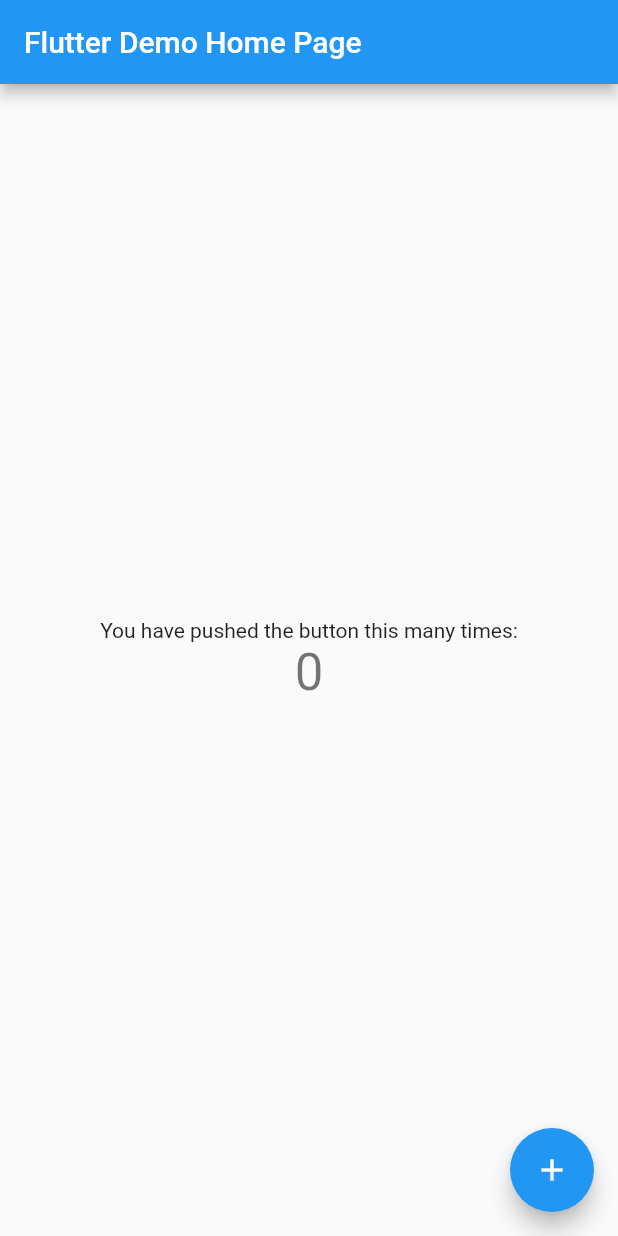
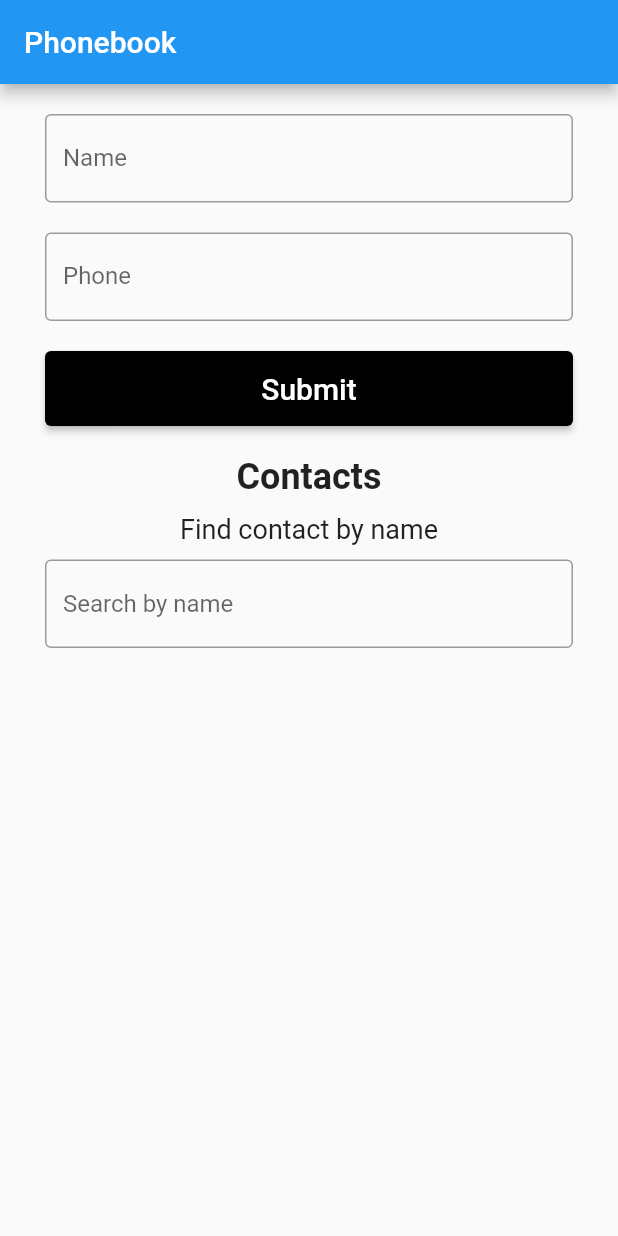
Before and after one commit to vadimsabadosh/fl_simple_phonebook, a Flutter app: the screen it shows after launch, on a phone screen of 412 x 824 dp. Run offline on Flutter 3.47's test engine with Material 2 defaults, Android fonts, the phone set to English and light mode, and no system bars.

Commit message:
add widgets - form - list - item
add contact model

```diff
--- a/lib/main.dart
+++ b/lib/main.dart
@@ -1,4 +1,7 @@
 import 'package:flutter/material.dart';
+import 'models/contact_model.dart';
+import 'widgets/contact_form.dart';
+import 'widgets/contact_list.dart';
 
 void main() {
   runApp(const MyApp());
@@ -10,106 +13,83 @@ class MyApp extends StatelessWidget {
   // This widget is the root of your application.
   @override
   Widget build(BuildContext context) {
-    return MaterialApp(
-      title: 'Flutter Demo',
-      theme: ThemeData(
-        // This is the theme of your application.
-        //
-        // Try running your application with "flutter run". You'll see the
-        // application has a blue toolbar. Then, without quitting the app, try
-        // changing the primarySwatch below to Colors.green and then invoke
-        // "hot reload" (press "r" in the console where you ran "flutter run",
-        // or simply save your changes to "hot reload" in a Flutter IDE).
-        // Notice that the counter didn't reset back to zero; the application
-        // is not restarted.
-        primarySwatch: Colors.blue,
-      ),
-      home: const MyHomePage(title: 'Flutter Demo Home Page'),
+    return const MaterialApp(
+      home: MyHomePage(),
     );
   }
 }
 
 class MyHomePage extends StatefulWidget {
-  const MyHomePage({super.key, required this.title});
-
-  // This widget is the home page of your application. It is stateful, meaning
-  // that it has a State object (defined below) that contains fields that affect
-  // how it looks.
-
-  // This class is the configuration for the state. It holds the values (in this
-  // case the title) provided by the parent (in this case the App widget) and
-  // used by the build method of the State. Fields in a Widget subclass are
-  // always marked "final".
-
-  final String title;
+  const MyHomePage({super.key});
 
   @override
   State<MyHomePage> createState() => _MyHomePageState();
 }
 
 class _MyHomePageState extends State<MyHomePage> {
-  int _counter = 0;
+  late TextEditingController _filterController;
+  List<ContactModel> _contacts = [];
 
-  void _incrementCounter() {
+  @override
+  void initState() {
+    super.initState();
+    _filterController = TextEditingController();
+  }
+
+  @override
+  void dispose() {
+    _filterController.dispose();
+    super.dispose();
+  }
+
+  void addContact(ContactModel contact) {
     setState(() {
-      // This call to setState tells the Flutter framework that something has
-      // changed in this State, which causes it to rerun the build method below
-      // so that the display can reflect the updated values. If we changed
-      // _counter without calling setState(), then the build method would not be
-      // called again, and so nothing would appear to happen.
-      _counter++;
+      _contacts.add(contact);
+    });
+  }
+
+  void deleteContact(String id) {
+    setState(() {
+      _contacts = _contacts.where((contact) => contact.id != id).toList();
     });
   }
 
   @override
   Widget build(BuildContext context) {
-    // This method is rerun every time setState is called, for instance as done
-    // by the _incrementCounter method above.
-    //
-    // The Flutter framework has been optimized to make rerunning build methods
-    // fast, so that you can just rebuild anything that needs updating rather
-    // than having to individually change instances of widgets.
     return Scaffold(
+      resizeToAvoidBottomInset: false,
       appBar: AppBar(
-        // Here we take the value from the MyHomePage object that was created by
-        // the App.build method, and use it to set our appbar title.
-        title: Text(widget.title),
+        title: const Text('Phonebook'),
       ),
-      body: Center(
-        // Center is a layout widget. It takes a single child and positions it
-        // in the middle of the parent.
+      body: Container(
+        padding: EdgeInsets.symmetric(vertical: 20, horizontal: 30),
+        height: MediaQuery.of(context).size.height,
         child: Column(
-          // Column is also a layout widget. It takes a list of children and
-          // arranges them vertically. By default, it sizes itself to fit its
-          // children horizontally, and tries to be as tall as its parent.
-          //
-          // Invoke "debug painting" (press "p" in the console, choose the
-          // "Toggle Debug Paint" action from the Flutter Inspector in Android
-          // Studio, or the "Toggle Debug Paint" command in Visual Studio Code)
-          // to see the wireframe for each widget.
-          //
-          // Column has various properties to control how it sizes itself and
-          // how it positions its children. Here we use mainAxisAlignment to
-          // center the children vertically; the main axis here is the vertical
-          // axis because Columns are vertical (the cross axis would be
-          // horizontal).
-          mainAxisAlignment: MainAxisAlignment.center,
-          children: <Widget>[
+          children: [
+            ContactForm(addContact: addContact),
+            const SizedBox(height: 20),
             const Text(
-              'You have pushed the button this many times:',
+              'Contacts',
+              style: TextStyle(fontSize: 24, fontWeight: FontWeight.bold),
             ),
-            Text(
-              '$_counter',
-              style: Theme.of(context).textTheme.headline4,
+            const SizedBox(height: 10),
+            const Text(
+              'Find contact by name',
+              style: TextStyle(fontSize: 18),
             ),
+            const SizedBox(height: 10),
+            TextField(
+              controller: _filterController,
+              decoration: const InputDecoration(
+                border: OutlineInputBorder(),
+                hintText: 'Search by name',
+              ),
+            ),
+            const SizedBox(height: 20),
+            ContactList(contacts: _contacts, deleteContact: deleteContact),
           ],
         ),
       ),
-      floatingActionButton: FloatingActionButton(
-        onPressed: _incrementCounter,
-        tooltip: 'Increment',
-        child: const Icon(Icons.add),
-      ), // This trailing comma makes auto-formatting nicer for build methods.
     );
   }
 }
--- /dev/null
+++ b/lib/models/contact_model.dart
@@ -0,0 +1,10 @@
+class ContactModel {
+  String name;
+  String phone;
+  String id;
+  ContactModel({
+    required this.name,
+    required this.phone,
+    required this.id,
+  });
+}
--- /dev/null
+++ b/lib/widgets/contact.dart
@@ -0,0 +1,32 @@
+// ignore_for_file: public_member_api_docs, sort_constructors_first
+import 'package:flutter/material.dart';
+
+import '../models/contact_model.dart';
+
+class Contact extends StatelessWidget {
+  final ContactModel contact;
+  final Function(String id) deleteContact;
+  const Contact({
+    Key? key,
+    required this.contact,
+    required this.deleteContact,
+  }) : super(key: key);
+
+  @override
+  Widget build(BuildContext context) {
+    return Container(
+      child: Row(mainAxisAlignment: MainAxisAlignment.spaceBetween, children: [
+        Row(children: [
+          Text('${contact.name} : ',
+              style: TextStyle(fontSize: 16, fontWeight: FontWeight.w700)),
+          Text(contact.phone, style: TextStyle(fontSize: 16)),
+        ]),
+        OutlinedButton(
+            onPressed: () {
+              deleteContact(contact.id);
+            },
+            child: Text('Delete'))
+      ]),
+    );
+  }
+}
--- /dev/null
+++ b/lib/widgets/contact_form.dart
@@ -0,0 +1,146 @@
+// ignore_for_file: public_member_api_docs, sort_constructors_first
+import 'package:flutter/material.dart';
+
+import '../models/contact_model.dart';
+
+class ContactForm extends StatefulWidget {
+  final Function(ContactModel contact) addContact;
+  const ContactForm({
+    Key? key,
+    required this.addContact,
+  }) : super(key: key);
+
+  @override
+  State<ContactForm> createState() => _ContactFormState();
+}
+
+class _ContactFormState extends State<ContactForm> {
+  final _formKey = GlobalKey<FormState>();
+  AutovalidateMode autovalidate = AutovalidateMode.disabled;
+  late TextEditingController _nameController;
+  late TextEditingController _phoneController;
+  @override
+  void initState() {
+    super.initState();
+    _nameController = TextEditingController();
+    _phoneController = TextEditingController();
+  }
+
+  @override
+  void dispose() {
+    _nameController.dispose();
+    _phoneController.dispose();
+    super.dispose();
+  }
+
+  void onAddContact() {
+    String name = _nameController.text;
+    String phone = _phoneController.text;
+    widget.addContact(ContactModel(
+        name: name.toCapitalize(), phone: phone, id: generateId()));
+    _nameController.text = '';
+    _phoneController.text = '';
+    FocusManager.instance.primaryFocus?.unfocus();
+  }
+
+  @override
+  Widget build(BuildContext context) {
+    return Form(
+      key: _formKey,
+      onChanged: () => _formKey.currentState?.save(),
+      autovalidateMode: AutovalidateMode.disabled,
+      child: Column(children: [
+        TextFormField(
+          controller: _nameController,
+          decoration: const InputDecoration(
+            border: OutlineInputBorder(),
+            labelText: 'Name',
+          ),
+          validator: (val) {
+            if (val!.isEmpty) return 'Enter name';
+            if (val.isValidName) return 'Enter valid name';
+          },
+        ),
+        const SizedBox(height: 20),
+        TextFormField(
+          controller: _phoneController,
+          validator: (value) {
+            if (value!.isEmpty) return 'Enter phone';
+            if (!_isNumeric(value)) return 'Invalid value';
+            return null;
+          },
+          decoration: const InputDecoration(
+            border: OutlineInputBorder(),
+            labelText: 'Phone',
+          ),
+          keyboardType: TextInputType.phone,
+        ),
+        const SizedBox(height: 20),
+        ElevatedButton(
+          onPressed: () {
+            if (validate()) {
+              _formKey.currentState!.save();
+              onAddContact();
+            }
+          },
+          style: ElevatedButton.styleFrom(
+            backgroundColor: Colors.black,
+            minimumSize: const Size.fromHeight(50),
+          ),
+          child: const Text(
+            'Submit',
+            style: TextStyle(fontSize: 20),
+          ),
+        ),
+      ]),
+    );
+  }
+
+  String generateId() {
+    return DateTime.now().millisecondsSinceEpoch.toString();
+  }
+
+  bool _isNumeric(String str) {
+    if (str == null) {
+      return false;
+    }
+    return double.tryParse(str) != null;
+  }
+
+  bool validate() {
+    if (_formKey.currentState!.validate()) {
+      return true;
+    } else {
+      autovalidate = AutovalidateMode.always;
+    }
+    return false;
+  }
+}
+
+extension StringExtension on String {
+  String toCapitalize() {
+    return "${this[0].toUpperCase()}${this.substring(1).toLowerCase()}";
+  }
+
+  // bool get isValidEmail {
+  //   final emailRegExp = RegExp(r"^[a-zA-Z0-9.]+@[a-zA-Z0-9]+\.[a-zA-Z]+");
+  //   return emailRegExp.hasMatch(this);
+  // }
+
+  bool get isValidName {
+    final nameRegExp =
+        new RegExp(r"^\s*([A-Za-z]{1,}([\.,] |[-']| ))+[A-Za-z]+\.?\s*$");
+    return nameRegExp.hasMatch(this);
+  }
+
+  // bool get isValidPassword {
+  //   final passwordRegExp = RegExp(
+  //       r'^(?=.*?[A-Z])(?=.*?[a-z])(?=.*?[0-9])(?=.*?[!@#\><*~]).{8,}/pre>');
+  //   return passwordRegExp.hasMatch(this);
+  // }
+
+  bool get isValidPhone {
+    final phoneRegExp = RegExp(r"^\+?0[0-9]{10}$");
+    return phoneRegExp.hasMatch(this);
+  }
+}
--- /dev/null
+++ b/lib/widgets/contact_list.dart
@@ -0,0 +1,28 @@
+// ignore_for_file: public_member_api_docs, sort_constructors_first
+import 'package:flutter/material.dart';
+
+import '../models/contact_model.dart';
+import 'contact.dart';
+
+class ContactList extends StatelessWidget {
+  final List<ContactModel> contacts;
+  final Function(String id) deleteContact;
+
+  const ContactList({
+    Key? key,
+    required this.contacts,
+    required this.deleteContact,
+  }) : super(key: key);
+
+  @override
+  Widget build(BuildContext context) {
+    return ListView.builder(
+      scrollDirection: Axis.vertical,
+      shrinkWrap: true,
+      itemBuilder: (context, index) {
+        return Contact(contact: contacts[index], deleteContact: deleteContact);
+      },
+      itemCount: contacts.length,
+    );
+  }
+}
```
